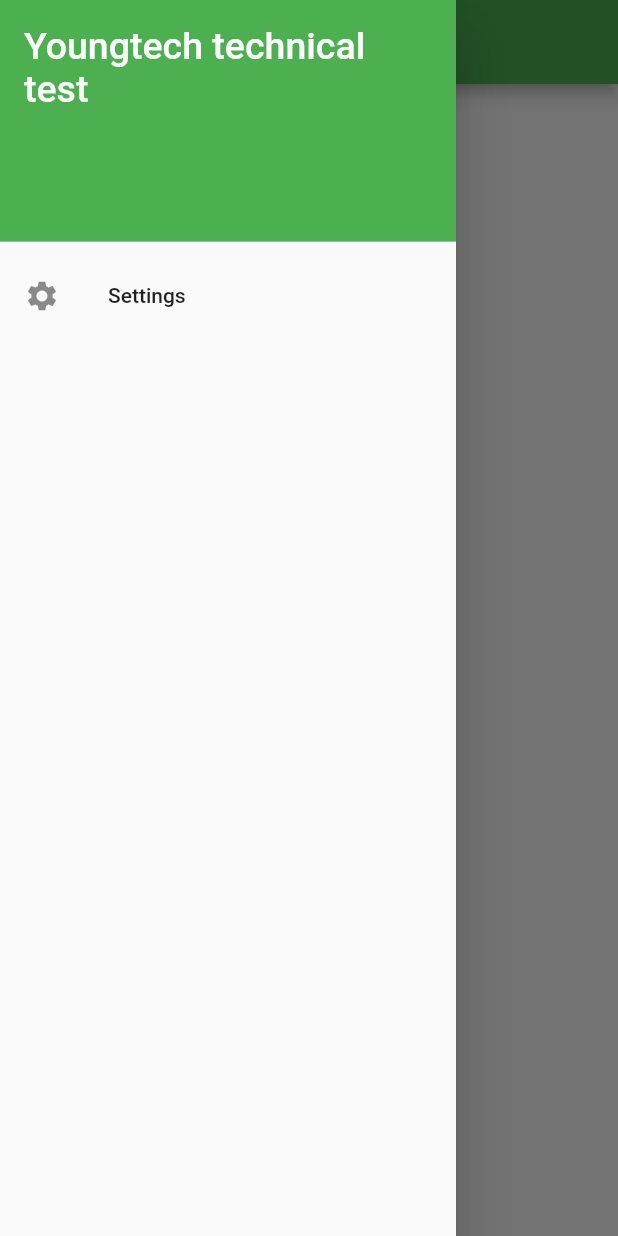
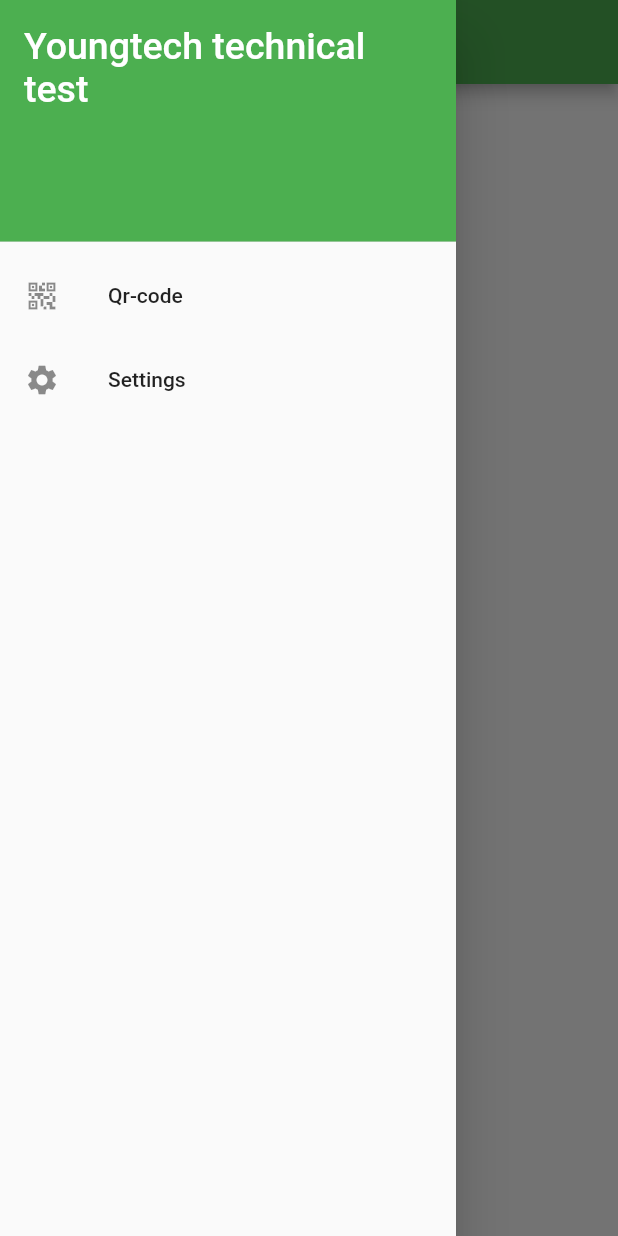
Before and after one commit to erwanepitech/YOUNGTECH-TECHNICAL-TEST, a Flutter app: the MainScreen screen opened directly, with the side drawer open, on a phone screen of 412 x 824 dp. Run offline on Flutter 3.47's test engine with Material 2 defaults, Android fonts, the phone set to English and light mode, and no system bars; our stand-ins replace qr_flutter, shared_preferences; missing offline and left inert: qr_code_scanner; accounts and stored records are empty.

```diff
--- a/api/package.json
+++ b/api/package.json
@@ -5,7 +5,8 @@
   "main": "index.js",
   "scripts": {
     "test": "echo \"Error: no test specified\" && exit 1",
-    "start": "nodemon index.js"
+    "start": "node index.js",
+    "dev": "nodemon index.js"
   },
   "author": "",
   "license": "ISC",
--- a/lib/views/drawer_screen.dart
+++ b/lib/views/drawer_screen.dart
@@ -1,7 +1,9 @@
 import 'package:flutter/material.dart';
 import 'package:youngtech_test/page/settings.dart';
+import 'package:youngtech_test/page/qr_code.dart';
 
 class NavDrawer extends StatelessWidget {
+  const NavDrawer({Key? key}) : super(key: key);
   @override
   Widget build(BuildContext context) {
     return Drawer(
@@ -18,11 +20,19 @@ class NavDrawer extends StatelessWidget {
             ),
           ),
           ListTile(
+            leading: Icon(Icons.qr_code_2),
+            title: Text('Qr-code'),
+            onTap: () => { Navigator.push(
+              context,
+              MaterialPageRoute(builder: (context) => QrCodeScreen()),
+            )},
+          ),
+          ListTile(
             leading: Icon(Icons.settings),
             title: Text('Settings'),
             onTap: () => { Navigator.push(
-            context,
-            MaterialPageRoute(builder: (context) => SettingsPage()),
+              context,
+              MaterialPageRoute(builder: (context) => SettingsPage()),
             )},
           ),
         ],
--- a/lib/views/main_screen.dart
+++ b/lib/views/main_screen.dart
@@ -1,8 +1,11 @@
+import 'dart:convert';
+
 import 'package:flutter/material.dart';
 import 'package:http/http.dart' as http;
 import 'package:shared_preferences/shared_preferences.dart';
 import 'package:youngtech_test/views/drawer_screen.dart';
 import 'package:qr_code_scanner/qr_code_scanner.dart';
+import 'package:qr_flutter/qr_flutter.dart';
 
 class MainScreen extends StatefulWidget {
   const MainScreen({Key? key}) : super(key: key);
@@ -15,6 +18,7 @@ class MainScreen extends StatefulWidget {
 
 class MainScreenState extends State<MainScreen> {
   String _token = "";
+  final uri = 'http://10.0.2.2:8080/api/user';
 
   @override
   void initState() {
@@ -30,6 +34,28 @@ class MainScreenState extends State<MainScreen> {
     });
   }
 
+  void test() async {
+    http.Response response = await http.get(
+      Uri.parse(uri),
+      headers: <String, String>{
+        'Content-Type':
+        'application/x-www-form-urlencoded; charset=UTF-8',
+        'x-access-token' : _token
+      },
+    );
+    print(response.body);
+    print(_token);
+  }
+
+  Widget _test() {
+    return ElevatedButton(
+      child: const Text('test'),
+      onPressed: () {
+        test();
+      },
+    );
+  }
+
   @override
   Widget build(BuildContext context) {
     return WillPopScope(
@@ -41,7 +67,12 @@ class MainScreenState extends State<MainScreen> {
               //automaticallyImplyLeading: false,
             ),
             body: Center(
-
+              child: Column(
+                  mainAxisAlignment: MainAxisAlignment.center,
+                  children: <Widget>[
+                    _test(),
+                  ]
+              ),
             )
         )
     );
```
Also changed, not shown: lib/page/qr_code.dart (added, +74 -0 lines), 3 other files.
